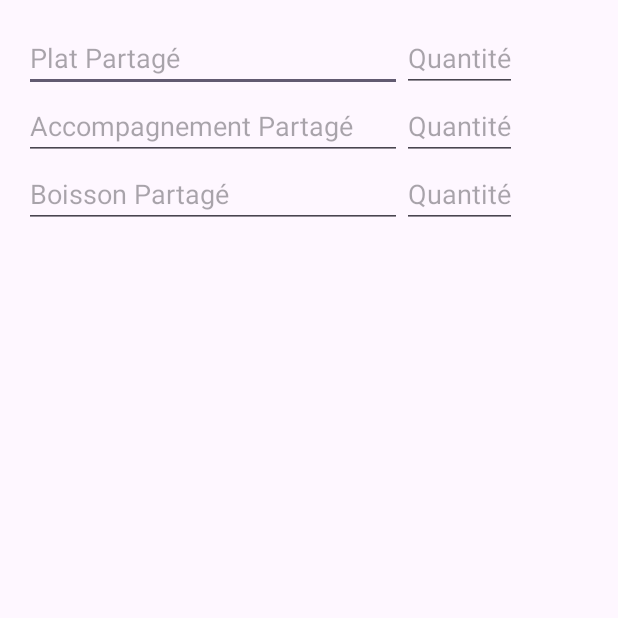
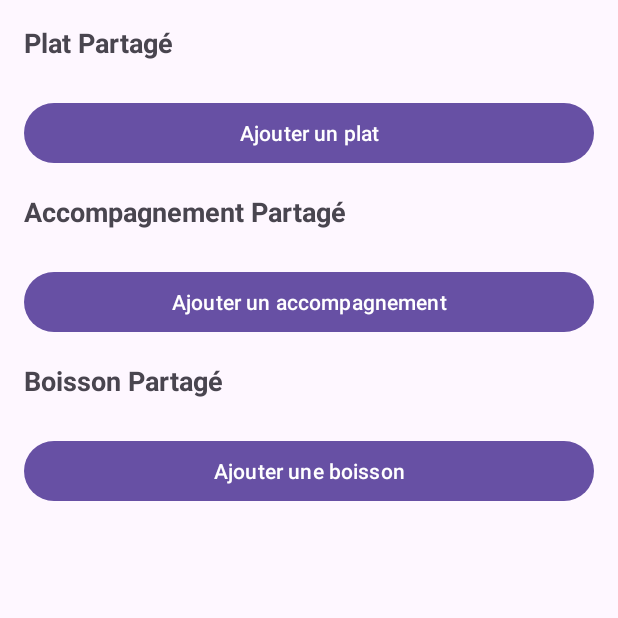
Before and after one commit to plegrand2710/PM-Legrand, an Android app: the fragment FragmentPartage shown on its own in the app's theme, on a phone screen of 412 x 824 dp, the top half of it. Run offline under Robolectric (Android 15) with nearby library versions, the phone set to English and light mode, and no system bars.

Commit message:
MAJ fragments partage - application du même principe que fragment convive

```diff
--- a/DM/app/src/main/java/com/pauline/dm/Fragments/FragmentConvive.java
+++ b/DM/app/src/main/java/com/pauline/dm/Fragments/FragmentConvive.java
@@ -45,22 +45,18 @@ public class FragmentConvive extends Fragments {
                              Bundle savedInstanceState) {
         view = inflater.inflate(R.layout.fragment_convive, container, false);
 
-        // Récupérer les conteneurs des blocs
         containerPlats = view.findViewById(R.id.containerPlats);
         containerAccompagnements = view.findViewById(R.id.containerAccompagnements);
         containerBoissons = view.findViewById(R.id.containerBoissons);
 
-        // Adapter pour les listes
         adapterPlats = new ArrayAdapter<>(requireContext(), android.R.layout.simple_dropdown_item_1line, listePlats);
         adapterAccompagnements = new ArrayAdapter<>(requireContext(), android.R.layout.simple_dropdown_item_1line, listeAccompagnements);
         adapterBoissons = new ArrayAdapter<>(requireContext(), android.R.layout.simple_dropdown_item_1line, listeBoissons);
 
-        // Boutons d'ajout
         ajouterPlatButton = view.findViewById(R.id.ajouterPlatButton);
         ajouterAccompagnementButton = view.findViewById(R.id.ajouterAccompagnementButton);
         ajouterBoissonButton = view.findViewById(R.id.ajouterBoissonButton);
 
-        // Gestion des clics sur les boutons
         ajouterPlatButton.setOnClickListener(v -> ajouterCommande(containerPlats, "Plat", adapterPlats));
         ajouterAccompagnementButton.setOnClickListener(v -> ajouterCommande(containerAccompagnements, "Accompagnement", adapterAccompagnements));
         ajouterBoissonButton.setOnClickListener(v -> ajouterCommande(containerBoissons, "Boisson", adapterBoissons));
--- a/DM/app/src/main/java/com/pauline/dm/Fragments/FragmentPartage.java
+++ b/DM/app/src/main/java/com/pauline/dm/Fragments/FragmentPartage.java
@@ -6,16 +6,36 @@ import android.view.View;
 import android.view.ViewGroup;
 import android.widget.ArrayAdapter;
 import android.widget.AutoCompleteTextView;
+import android.widget.Button;
 import android.widget.EditText;
+import android.widget.LinearLayout;
+import android.widget.Toast;
 
+import com.pauline.dm.ConviveCommande;
 import com.pauline.dm.R;
 
+import java.util.ArrayList;
+import java.util.List;
+
 public class FragmentPartage extends Fragments {
-    View view;
-    EditText etQ1 ;
-    EditText etQ2 ;
-    EditText etQ3 ;
+    private View view;
+    private static final int MAX_CHOIX = 25;
 
+    private ArrayAdapter<String> adapterPlats;
+    private ArrayAdapter<String> adapterAccompagnements;
+    private ArrayAdapter<String> adapterBoissons;
+
+    private Button ajouterPlatButton;
+    private Button ajouterAccompagnementButton;
+    private Button ajouterBoissonButton;
+
+    private LinearLayout containerPlats;
+    private LinearLayout containerAccompagnements;
+    private LinearLayout containerBoissons;
+
+    private List<ConviveCommande> commandes = new ArrayList<>();
+
+    @Override
     public void onCreate(Bundle savedInstanceState) {
         super.onCreate(savedInstanceState);
     }
@@ -25,30 +45,72 @@ public class FragmentPartage extends Fragments {
                              Bundle savedInstanceState) {
         view = inflater.inflate(R.layout.fragment_partage, container, false);
 
-        adapterPlats = new ArrayAdapter<>(view.getContext(),
-                android.R.layout.simple_dropdown_item_1line, listePlats);
-        AutoCompleteTextView autoCompletePlat = view.findViewById(R.id.platPartageEditText);
-        autoCompletePlat.setThreshold(1);
-        autoCompletePlat.setAdapter(adapterPlats);
+        containerPlats = view.findViewById(R.id.containerPlats);
+        containerAccompagnements = view.findViewById(R.id.containerAccompagnements);
+        containerBoissons = view.findViewById(R.id.containerBoissons);
 
-        etQ1 = (EditText) view.findViewById(R.id.platPartageQuantiteEditText);
+        adapterPlats = new ArrayAdapter<>(requireContext(), android.R.layout.simple_dropdown_item_1line, listePlats);
+        adapterAccompagnements = new ArrayAdapter<>(requireContext(), android.R.layout.simple_dropdown_item_1line, listeAccompagnements);
+        adapterBoissons = new ArrayAdapter<>(requireContext(), android.R.layout.simple_dropdown_item_1line, listeBoissons);
 
-        adapterAccompagnements = new ArrayAdapter<>(view.getContext(),
-                android.R.layout.simple_dropdown_item_1line, listeAccompagnements);
-        AutoCompleteTextView autoCompleteAccompagnement = view.findViewById(R.id.accompagnementPartageEditText);
-        autoCompleteAccompagnement.setThreshold(1);
-        autoCompleteAccompagnement.setAdapter(adapterAccompagnements);
+        ajouterPlatButton = view.findViewById(R.id.ajouterPlatButton);
+        ajouterAccompagnementButton = view.findViewById(R.id.ajouterAccompagnementButton);
+        ajouterBoissonButton = view.findViewById(R.id.ajouterBoissonButton);
 
-        etQ2 = (EditText) view.findViewById(R.id.accompagmentPartageQuantiteEditText);
+        ajouterPlatButton.setOnClickListener(v -> ajouterCommande(containerPlats, "Plat partagé", adapterPlats));
+        ajouterAccompagnementButton.setOnClickListener(v -> ajouterCommande(containerAccompagnements, "Accompagnement partagé", adapterAccompagnements));
+        ajouterBoissonButton.setOnClickListener(v -> ajouterCommande(containerBoissons, "Boisson partagé", adapterBoissons));
 
-        adapterBoissons = new ArrayAdapter<>(view.getContext(),
-                android.R.layout.simple_dropdown_item_1line, listeBoissons);
-        AutoCompleteTextView autoCompleteBoisson = view.findViewById(R.id.boissonPartageEditText);
-        autoCompleteBoisson.setThreshold(1);
-        autoCompleteBoisson.setAdapter(adapterBoissons);
-
-        etQ3 = (EditText) view.findViewById(R.id.boissonPartageQuantiteEditText);
-        return view ;
+        return view;
     }
 
+    private void ajouterCommande(LinearLayout container, String type, ArrayAdapter<String> adapter) {
+        if (container.getChildCount() >= MAX_CHOIX) {
+            Toast.makeText(getContext(), "Vous ne pouvez ajouter que " + MAX_CHOIX + " " + type + "s.", Toast.LENGTH_SHORT).show();
+            return;
+        }
+
+        LinearLayout commandeLayout = new LinearLayout(getContext());
+        commandeLayout.setOrientation(LinearLayout.HORIZONTAL);
+        commandeLayout.setLayoutParams(new LinearLayout.LayoutParams(
+                LinearLayout.LayoutParams.MATCH_PARENT,
+                LinearLayout.LayoutParams.WRAP_CONTENT
+        ));
+
+        AutoCompleteTextView choixEditText = new AutoCompleteTextView(getContext());
+        choixEditText.setLayoutParams(new LinearLayout.LayoutParams(
+                0,
+                LinearLayout.LayoutParams.WRAP_CONTENT,
+                1.0f
+        ));
+        choixEditText.setHint(type.toLowerCase());
+        choixEditText.setAdapter(adapter);
+        choixEditText.setThreshold(1);
+
+        EditText quantiteEditText = new EditText(getContext());
+        quantiteEditText.setLayoutParams(new LinearLayout.LayoutParams(
+                LinearLayout.LayoutParams.WRAP_CONTENT,
+                LinearLayout.LayoutParams.WRAP_CONTENT
+        ));
+        quantiteEditText.setHint("Quantité");
+        quantiteEditText.setInputType(android.text.InputType.TYPE_CLASS_NUMBER);
+        quantiteEditText.setText("1");
+
+        commandeLayout.addView(choixEditText);
+        commandeLayout.addView(quantiteEditText);
+
+        container.addView(commandeLayout);
+
+        choixEditText.setOnItemClickListener((parent, view, position, id) -> {
+            String choix = choixEditText.getText().toString();
+            String quantiteStr = quantiteEditText.getText().toString();
+            int quantite = quantiteStr.isEmpty() ? 1 : Integer.parseInt(quantiteStr);
+
+            Toast.makeText(getContext(), type + " ajouté : " + choix + " (" + quantite + ")", Toast.LENGTH_SHORT).show();
+        });
+    }
+
+    public List<ConviveCommande> getCommandes() {
+        return commandes;
+    }
 }
--- a/DM/app/src/main/res/layout/fragment_convive.xml
+++ b/DM/app/src/main/res/layout/fragment_convive.xml
@@ -10,11 +10,10 @@
         android:orientation="vertical"
         android:padding="16dp">
 
-        <!-- Bloc Plats -->
         <TextView
             android:layout_width="match_parent"
             android:layout_height="wrap_content"
-            android:text="Plats"
+            android:text="@string/plat"
             android:textSize="18sp"
             android:layout_marginBottom="8dp"
             android:textStyle="bold" />
@@ -31,13 +30,12 @@
             android:layout_width="match_parent"
             android:layout_height="wrap_content"
             android:layout_marginBottom="16dp"
-            android:text="Ajouter un plat" />
+            android:text="@string/ajouterPlat" />
 
-        <!-- Bloc Accompagnements -->
         <TextView
             android:layout_width="match_parent"
             android:layout_height="wrap_content"
-            android:text="Accompagnements"
+            android:text="@string/accompagnement"
             android:textSize="18sp"
             android:layout_marginBottom="8dp"
             android:textStyle="bold" />
@@ -54,13 +52,12 @@
             android:layout_width="match_parent"
             android:layout_height="wrap_content"
             android:layout_marginBottom="16dp"
-            android:text="Ajouter un accompagnement" />
+            android:text="@string/ajouterAccompagnement" />
 
-        <!-- Bloc Boissons -->
         <TextView
             android:layout_width="match_parent"
             android:layout_height="wrap_content"
-            android:text="Boissons"
+            android:text="@string/boisson"
             android:textSize="18sp"
             android:layout_marginBottom="8dp"
             android:textStyle="bold" />
@@ -76,7 +73,7 @@
             android:id="@+id/ajouterBoissonButton"
             android:layout_width="match_parent"
             android:layout_height="wrap_content"
-            android:text="Ajouter une boisson" />
+            android:text="@string/ajouterBoisson" />
 
     </LinearLayout>
 </ScrollView>
--- a/DM/app/src/main/res/layout/fragment_partage.xml
+++ b/DM/app/src/main/res/layout/fragment_partage.xml
@@ -1,65 +1,79 @@
 <?xml version="1.0" encoding="utf-8"?>
-<LinearLayout xmlns:android="http://schemas.android.com/apk/res/android"
+<ScrollView xmlns:android="http://schemas.android.com/apk/res/android"
     android:layout_width="match_parent"
     android:layout_height="match_parent"
+    android:fillViewport="true">
+
+    <LinearLayout
+        android:layout_width="match_parent"
+        android:layout_height="wrap_content"
         android:orientation="vertical"
         android:padding="16dp">
 
-    <TableLayout
-        android:layout_width="wrap_content"
-        android:layout_height="wrap_content">
+        <TextView
+            android:layout_width="match_parent"
+            android:layout_height="wrap_content"
+            android:text="@string/platPartage"
+            android:textSize="18sp"
+            android:layout_marginBottom="8dp"
+            android:textStyle="bold" />
 
-        <TableRow
+        <LinearLayout
+            android:id="@+id/containerPlats"
             android:layout_width="match_parent"
-            android:layout_height="match_parent" >
+            android:layout_height="wrap_content"
+            android:orientation="vertical"
+            android:padding="8dp" />
 
-            <AutoCompleteTextView
-                android:id="@+id/platPartageEditText"
-                android:layout_width="252dp"
+        <Button
+            android:id="@+id/ajouterPlatButton"
+            android:layout_width="match_parent"
             android:layout_height="wrap_content"
-                android:hint="@string/platPartage" />
+            android:layout_marginBottom="16dp"
+            android:text="@string/ajouterPlat" />
 
-            <EditText
-                android:id="@+id/platPartageQuantiteEditText"
-                android:layout_width="wrap_content"
+        <TextView
+            android:layout_width="match_parent"
             android:layout_height="wrap_content"
-                android:hint="@string/nombre" />
-        </TableRow>
+            android:text="@string/accompagnementPartage"
+            android:textSize="18sp"
+            android:layout_marginBottom="8dp"
+            android:textStyle="bold" />
 
-        <TableRow
+        <LinearLayout
+            android:id="@+id/containerAccompagnements"
             android:layout_width="match_parent"
-            android:layout_height="match_parent" >
+            android:layout_height="wrap_content"
+            android:orientation="vertical"
+            android:padding="8dp" />
 
-            <AutoCompleteTextView
-                android:id="@+id/accompagnementPartageEditText"
-                android:layout_width="wrap_content"
+        <Button
+            android:id="@+id/ajouterAccompagnementButton"
+            android:layout_width="match_parent"
             android:layout_height="wrap_content"
-                android:hint="@string/accompagnementPartage" />
+            android:layout_marginBottom="16dp"
+            android:text="@string/ajouterAccompagnement" />
 
-            <EditText
-                android:id="@+id/accompagmentPartageQuantiteEditText"
-                android:layout_width="wrap_content"
+        <TextView
+            android:layout_width="match_parent"
             android:layout_height="wrap_content"
-                android:hint="@string/nombre" />
-        </TableRow>
+            android:text="@string/boissonPartage"
+            android:textSize="18sp"
+            android:layout_marginBottom="8dp"
+            android:textStyle="bold" />
 
-        <TableRow
+        <LinearLayout
+            android:id="@+id/containerBoissons"
             android:layout_width="match_parent"
-            android:layout_height="match_parent" >
+            android:layout_height="wrap_content"
+            android:orientation="vertical"
+            android:padding="8dp" />
 
-            <AutoCompleteTextView
-                android:id="@+id/boissonPartageEditText"
-                android:layout_width="wrap_content"
+        <Button
+            android:id="@+id/ajouterBoissonButton"
+            android:layout_width="match_parent"
             android:layout_height="wrap_content"
-                android:hint="@string/boissonPartage" />
-
-            <EditText
-                android:id="@+id/boissonPartageQuantiteEditText"
-                android:layout_width="wrap_content"
-                android:layout_height="wrap_content"
-                android:hint="@string/nombre" />
-        </TableRow>
-
-    </TableLayout>
+            android:text="@string/ajouterBoisson" />
 
     </LinearLayout>
+</ScrollView>
--- a/DM/app/src/main/res/values/strings.xml
+++ b/DM/app/src/main/res/values/strings.xml
@@ -52,4 +52,7 @@
     <string name="platPartage">Plat Partagé</string>
     <string name="nombre">Quantité</string>
     <string name="container">Quantité</string>
+    <string name="ajouterBoisson">Ajouter une boisson</string>
+    <string name="ajouterAccompagnement">Ajouter un accompagnement</string>
+    <string name="ajouterPlat">Ajouter un plat</string>
 </resources>
```
Lines whose indentation alone changed are shown as unchanged.
